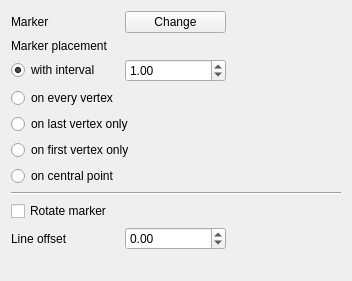
First picture: the form in src/ui/symbollayer/widget_markerline.ui, repository qgis/QGIS, before the edit.
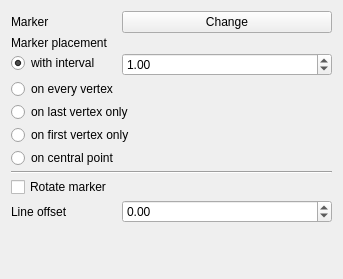
Second picture: the form after the edit.

Commit message: Set all symbol ui to use form layout rather then custom grid layout for each one.  More consistent ui.

```diff
--- a/src/ui/symbollayer/widget_markerline.ui
+++ b/src/ui/symbollayer/widget_markerline.ui
@@ -6,14 +6,20 @@
    <rect>
     <x>0</x>
     <y>0</y>
-    <width>352</width>
-    <height>281</height>
+    <width>343</width>
+    <height>279</height>
    </rect>
   </property>
   <property name="windowTitle">
    <string>Form</string>
   </property>
-  <layout class="QGridLayout" name="gridLayout">
+  <layout class="QFormLayout" name="formLayout">
+   <property name="horizontalSpacing">
+    <number>3</number>
+   </property>
+   <property name="verticalSpacing">
+    <number>3</number>
+   </property>
    <item row="0" column="0">
     <widget class="QLabel" name="label">
      <property name="text">
@@ -28,23 +34,7 @@
      </property>
     </widget>
    </item>
-   <item row="0" column="2">
-    <spacer>
-     <property name="orientation">
-      <enum>Qt::Horizontal</enum>
-     </property>
-     <property name="sizeType">
-      <enum>QSizePolicy::Preferred</enum>
-     </property>
-     <property name="sizeHint" stdset="0">
-      <size>
-       <width>109</width>
-       <height>20</height>
-      </size>
-     </property>
-    </spacer>
-   </item>
-   <item row="1" column="0" colspan="2">
+   <item row="1" column="0">
     <widget class="QLabel" name="label_2">
      <property name="text">
       <string>Marker placement</string>
@@ -74,7 +64,7 @@
      </property>
     </widget>
    </item>
-   <item row="3" column="0" colspan="2">
+   <item row="3" column="0">
     <widget class="QRadioButton" name="radVertex">
      <property name="text">
       <string>on every vertex</string>
@@ -95,7 +85,21 @@
      </property>
     </widget>
    </item>
-   <item row="8" column="0" colspan="2">
+   <item row="6" column="0">
+    <widget class="QRadioButton" name="radCentralPoint">
+     <property name="text">
+      <string>on central point</string>
+     </property>
+    </widget>
+   </item>
+   <item row="7" column="0" colspan="2">
+    <widget class="Line" name="line">
+     <property name="orientation">
+      <enum>Qt::Horizontal</enum>
+     </property>
+    </widget>
+   </item>
+   <item row="8" column="0">
     <widget class="QCheckBox" name="chkRotateMarker">
      <property name="text">
       <string>Rotate marker</string>
@@ -122,33 +126,6 @@
      </property>
     </widget>
    </item>
-   <item row="10" column="0" colspan="3">
-    <spacer>
-     <property name="orientation">
-      <enum>Qt::Vertical</enum>
-     </property>
-     <property name="sizeHint" stdset="0">
-      <size>
-       <width>261</width>
-       <height>40</height>
-      </size>
-     </property>
-    </spacer>
-   </item>
-   <item row="7" column="0" colspan="3">
-    <widget class="Line" name="line">
-     <property name="orientation">
-      <enum>Qt::Horizontal</enum>
-     </property>
-    </widget>
-   </item>
-   <item row="6" column="0">
-    <widget class="QRadioButton" name="radCentralPoint">
-     <property name="text">
-      <string>on central point</string>
-     </property>
-    </widget>
-   </item>
   </layout>
  </widget>
  <tabstops>
```
The commit also changes 11 other files.
